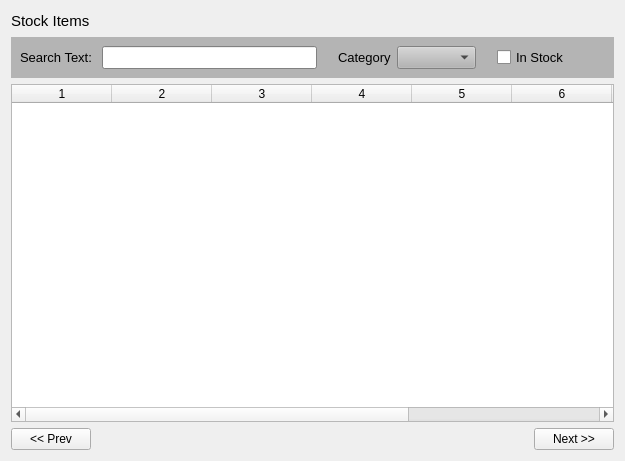
First picture: the form in estorecpp/managestockitems.ui, repository Watti/estorecpp, before the edit.
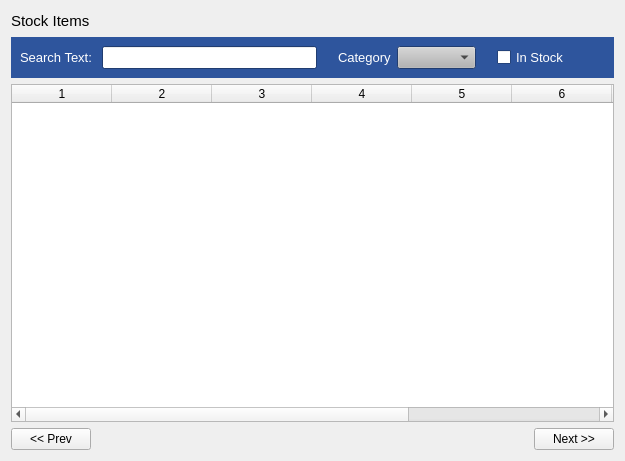
Second picture: the form after the edit.

Patch:
```diff
--- a/estorecpp/managestockitems.ui
+++ b/estorecpp/managestockitems.ui
@@ -141,9 +141,9 @@
         <colorrole role="Window">
          <brush brushstyle="SolidPattern">
           <color alpha="255">
-           <red>180</red>
-           <green>180</green>
-           <blue>180</blue>
+           <red>46</red>
+           <green>85</green>
+           <blue>157</blue>
           </color>
          </brush>
         </colorrole>
@@ -278,9 +278,9 @@
         <colorrole role="Window">
          <brush brushstyle="SolidPattern">
           <color alpha="255">
-           <red>180</red>
-           <green>180</green>
-           <blue>180</blue>
+           <red>46</red>
+           <green>85</green>
+           <blue>157</blue>
           </color>
          </brush>
         </colorrole>
@@ -406,18 +406,18 @@
         <colorrole role="Base">
          <brush brushstyle="SolidPattern">
           <color alpha="255">
-           <red>180</red>
-           <green>180</green>
-           <blue>180</blue>
+           <red>46</red>
+           <green>85</green>
+           <blue>157</blue>
           </color>
          </brush>
         </colorrole>
         <colorrole role="Window">
          <brush brushstyle="SolidPattern">
           <color alpha="255">
-           <red>180</red>
-           <green>180</green>
-           <blue>180</blue>
+           <red>46</red>
+           <green>85</green>
+           <blue>157</blue>
           </color>
          </brush>
         </colorrole>
@@ -471,6 +471,43 @@
      <layout class="QHBoxLayout" name="horizontalLayout_3">
       <item>
        <widget class="QLabel" name="label_2">
+        <property name="palette">
+         <palette>
+          <active>
+           <colorrole role="WindowText">
+            <brush brushstyle="SolidPattern">
+             <color alpha="255">
+              <red>255</red>
+              <green>255</green>
+              <blue>255</blue>
+             </color>
+            </brush>
+           </colorrole>
+          </active>
+          <inactive>
+           <colorrole role="WindowText">
+            <brush brushstyle="SolidPattern">
+             <color alpha="255">
+              <red>255</red>
+              <green>255</green>
+              <blue>255</blue>
+             </color>
+            </brush>
+           </colorrole>
+          </inactive>
+          <disabled>
+           <colorrole role="WindowText">
+            <brush brushstyle="SolidPattern">
+             <color alpha="255">
+              <red>90</red>
+              <green>90</green>
+              <blue>90</blue>
+             </color>
+            </brush>
+           </colorrole>
+          </disabled>
+         </palette>
+        </property>
         <property name="text">
          <string>Search Text: </string>
         </property>
@@ -497,6 +534,43 @@
       </item>
       <item>
        <widget class="QLabel" name="label_3">
+        <property name="palette">
+         <palette>
+          <active>
+           <colorrole role="WindowText">
+            <brush brushstyle="SolidPattern">
+             <color alpha="255">
+              <red>255</red>
+              <green>255</green>
+              <blue>255</blue>
+             </color>
+            </brush>
+           </colorrole>
+          </active>
+          <inactive>
+           <colorrole role="WindowText">
+            <brush brushstyle="SolidPattern">
+             <color alpha="255">
+              <red>255</red>
+              <green>255</green>
+              <blue>255</blue>
+             </color>
+            </brush>
+           </colorrole>
+          </inactive>
+          <disabled>
+           <colorrole role="WindowText">
+            <brush brushstyle="SolidPattern">
+             <color alpha="255">
+              <red>90</red>
+              <green>90</green>
+              <blue>90</blue>
+             </color>
+            </brush>
+           </colorrole>
+          </disabled>
+         </palette>
+        </property>
         <property name="text">
          <string>Category</string>
         </property>
@@ -527,6 +601,43 @@
       </item>
       <item>
        <widget class="QCheckBox" name="inStockCheckBox">
+        <property name="palette">
+         <palette>
+          <active>
+           <colorrole role="WindowText">
+            <brush brushstyle="SolidPattern">
+             <color alpha="255">
+              <red>255</red>
+              <green>255</green>
+              <blue>255</blue>
+             </color>
+            </brush>
+           </colorrole>
+          </active>
+          <inactive>
+           <colorrole role="WindowText">
+            <brush brushstyle="SolidPattern">
+             <color alpha="255">
+              <red>255</red>
+              <green>255</green>
+              <blue>255</blue>
+             </color>
+            </brush>
+           </colorrole>
+          </inactive>
+          <disabled>
+           <colorrole role="WindowText">
+            <brush brushstyle="SolidPattern">
+             <color alpha="255">
+              <red>90</red>
+              <green>90</green>
+              <blue>90</blue>
+             </color>
+            </brush>
+           </colorrole>
+          </disabled>
+         </palette>
+        </property>
         <property name="text">
          <string>In Stock</string>
         </property>
```
